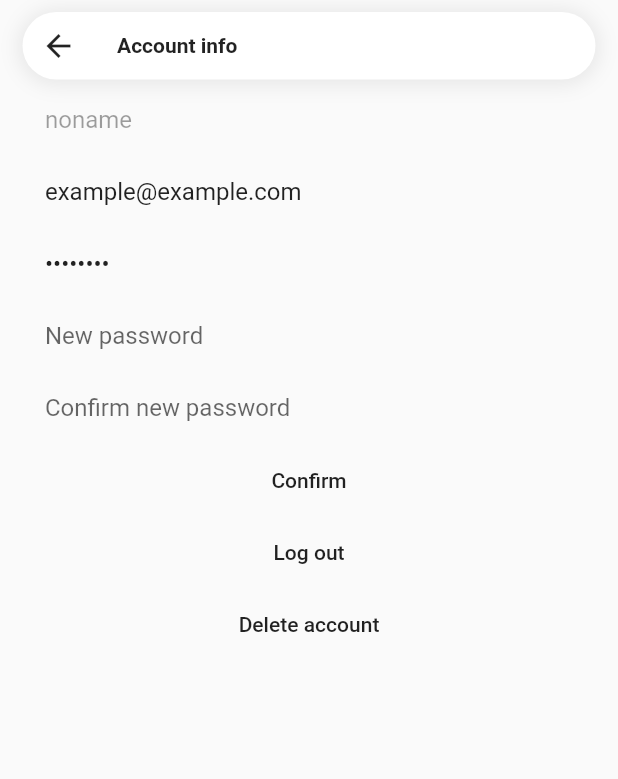
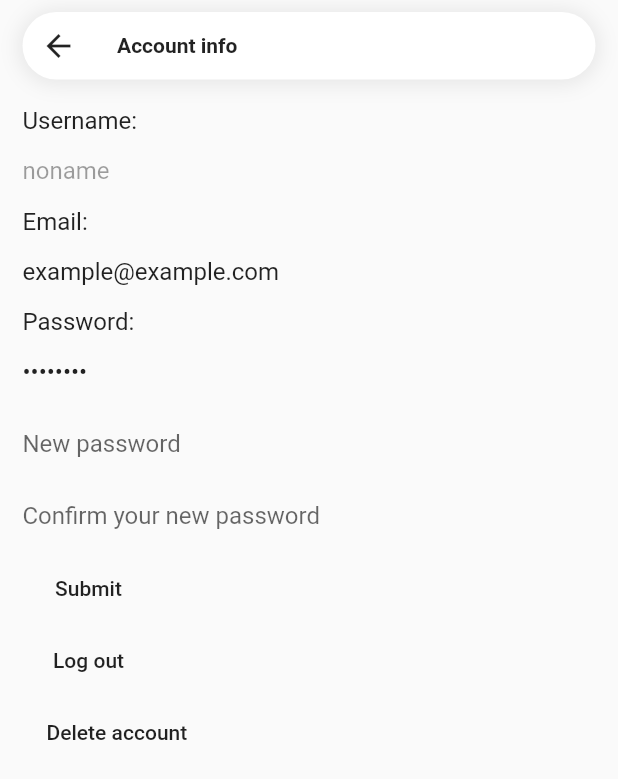
Before and after one commit to TomSuworof/acloud_mobile, a Flutter app: the PersonalScreen screen opened by its route, on a phone screen of 412 x 824 dp. Shown: the top 779 px of the screen. Run offline on Flutter 3.47's test engine with Material 2 defaults, Android fonts, the phone set to English and light mode, and no system bars; our stand-ins replace file_picker, flutter_dotenv, focused_menu; network calls fail.

```diff
--- /dev/null
+++ b/lib/enteties/user.dart
@@ -0,0 +1,29 @@
+class User {
+  int id;
+  String username;
+  String email;
+  String secretQuestion;
+  String secretAnswer;
+  String password;
+  String role;
+
+  User({
+    this.id,
+    this.username,
+    this.email,
+    this.secretQuestion,
+    this.secretAnswer,
+    this.password,
+    this.role,
+  });
+
+  User.fromJson(Map<String, Object> jsonString) {
+    this.id = jsonString['id'];
+    this.username = jsonString['username'];
+    this.email = jsonString['email'];
+    this.secretQuestion = jsonString['secretQuestion'];
+    this.secretAnswer = jsonString['secretAnswer'];
+    this.password = jsonString['password'];
+    this.role = jsonString['role'];
+  }
+}
--- a/lib/screens/app.dart
+++ b/lib/screens/app.dart
@@ -1,3 +1,4 @@
+import 'package:acloud_mobile/screens/admin_screen.dart';
 import 'package:acloud_mobile/screens/main_screen.dart';
 import 'package:acloud_mobile/screens/login_screen.dart';
 import 'package:acloud_mobile/screens/dashboard_screen.dart';
@@ -19,6 +20,7 @@ class App extends StatelessWidget {
         '/login': (context) => LoginScreen(),
         '/dashboard': (context) => DashboardScreen(),
         '/personal': (context) => PersonalScreen(),
+        '/admin': (context) => AdminScreen(),
       },
       initialRoute: '/',
       // onGenerateRoute: (settings) {
--- a/lib/screens/dashboard_screen.dart
+++ b/lib/screens/dashboard_screen.dart
@@ -1,6 +1,6 @@
 import 'dart:io';
 
-import 'package:acloud_mobile/userFile.dart';
+import 'package:acloud_mobile/enteties/userFile.dart';
 import 'package:file_picker/file_picker.dart';
 import 'package:flutter/material.dart';
 import 'package:focused_menu/focused_menu.dart';
--- a/lib/screens/personal_screen.dart
+++ b/lib/screens/personal_screen.dart
@@ -1,5 +1,6 @@
 import 'dart:math';
 
+import 'package:acloud_mobile/enteties/user.dart';
 import 'package:flutter/material.dart';
 
 class PersonalScreen extends StatelessWidget {
@@ -27,13 +28,13 @@ class _FloatAppBarState extends State<FloatAppBar> {
 
   _getUserStatus() {
     if (Random().nextInt(10) > 5) {
-      return 'admin';
+      return 'ROLE_ADMIN';
     } else {
-      return 'user';
+      return 'ROLE_USER';
     }
   }
 
-  _isAdmin() => _userStatus == 'admin';
+  _isAdmin() => _userStatus == 'ROLE_ADMIN';
 
   @override
   void initState() {
@@ -87,7 +88,7 @@ class _FloatAppBarState extends State<FloatAppBar> {
                       type: MaterialType.transparency,
                       child: IconButton(
                         icon: Icon(Icons.admin_panel_settings),
-                        onPressed: () => Navigator.pushNamed(context, '/unknown'),
+                        onPressed: () => Navigator.pushNamed(context, '/admin'),
                       ),
                     ),
                   ],
@@ -100,38 +101,59 @@ class _FloatAppBarState extends State<FloatAppBar> {
   }
 }
 
-class Content extends StatelessWidget {
+class Content extends StatefulWidget {
+  @override
+  State<StatefulWidget> createState() => _ContentState();
+}
+
+class _ContentState extends State<Content> {
+
+  User _user;
+
+  @override
+  void initState() {
+    super.initState();
+    _user = User(
+        id: 0,
+        username: 'noname',
+        email: 'example@example.com',
+        password: '12345678',
+        role: 'ROLE_ADMIN'
+    );
+  }
+
   @override
   Widget build(BuildContext context) {
     return Container(
-      padding: EdgeInsets.symmetric(horizontal: 15),
+      padding: EdgeInsets.all(15),
       child: Column(
+        crossAxisAlignment: CrossAxisAlignment.start,
         children: [
+          Text('Username:', style: Theme.of(context).textTheme.subtitle1),
           TextFormField(
-            initialValue: 'noname',
+            initialValue: this._user.username,
             enabled: false,
             decoration: InputDecoration(
               border: InputBorder.none,
-              contentPadding: EdgeInsets.symmetric(horizontal: 15),
               hintText: 'Your username'
             ),
           ),
+          Text('Email:', style: Theme.of(context).textTheme.subtitle1),
           TextFormField(
-            initialValue: 'example@example.com',
+            initialValue: this._user.email,
             enabled: true,
             decoration: InputDecoration(
                 border: InputBorder.none,
-                contentPadding: EdgeInsets.symmetric(horizontal: 15),
                 hintText: 'Your email'
             ),
           ),
+          Text('Password:', style: Theme.of(context).textTheme.subtitle1),
           TextFormField(
             obscureText: true,
-            initialValue: '12345678',
+            initialValue: this._user.password,
             enabled: true,
             decoration: InputDecoration(
                 border: InputBorder.none,
-                contentPadding: EdgeInsets.symmetric(horizontal: 15),
                 hintText: 'Current password'
             ),
           ),
@@ -140,7 +162,6 @@ class Content extends StatelessWidget {
             enabled: true,
             decoration: InputDecoration(
                 border: InputBorder.none,
-                contentPadding: EdgeInsets.symmetric(horizontal: 15),
                 hintText: 'New password'
             ),
           ),
@@ -149,12 +170,11 @@ class Content extends StatelessWidget {
             enabled: true,
             decoration: InputDecoration(
                 border: InputBorder.none,
-                contentPadding: EdgeInsets.symmetric(horizontal: 15),
-                hintText: 'Confirm new password'
+                hintText: 'Confirm your new password'
             ),
           ),
           MaterialButton(
-            child: Text('Confirm'),
+            child: Text('Submit'),
             onPressed: () {},
           ),
           MaterialButton(
@@ -163,11 +183,12 @@ class Content extends StatelessWidget {
           ),
           MaterialButton(
             child: Text('Delete account'),
-            onPressed: () {},
+            onPressed: () {
+              // send request to admin
+            },
           ),
         ],
       ),
     );
   }
-
 }
```
Also changed, not shown: lib/enteties/userFile.dart (renamed from lib/userFile.dart, +7 -1 lines), lib/screens/admin_screen.dart (added, +162 -0 lines).
